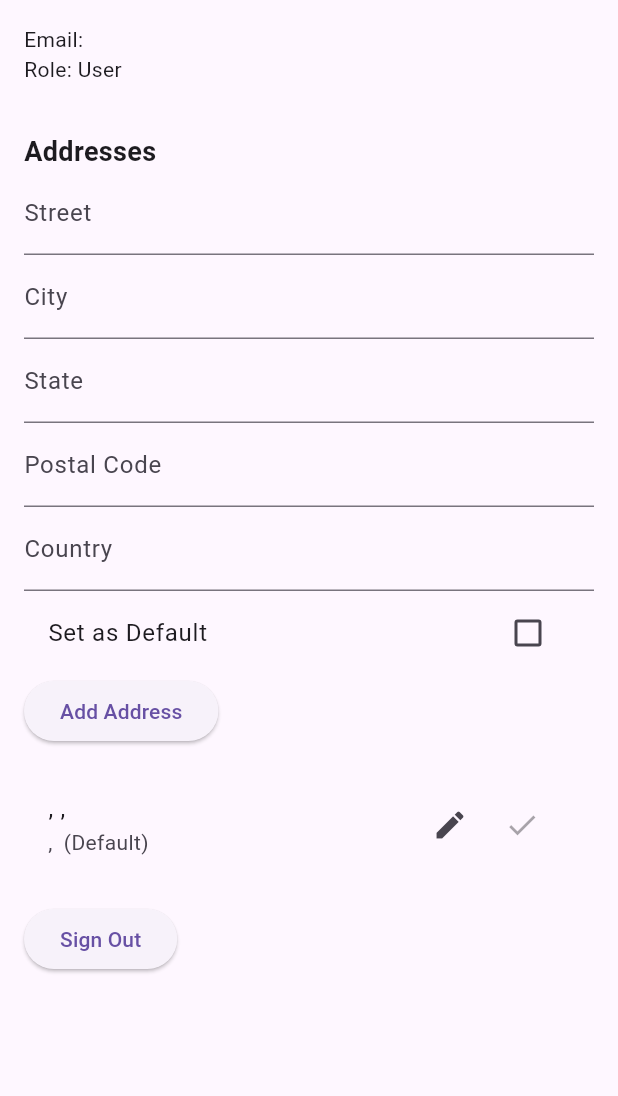
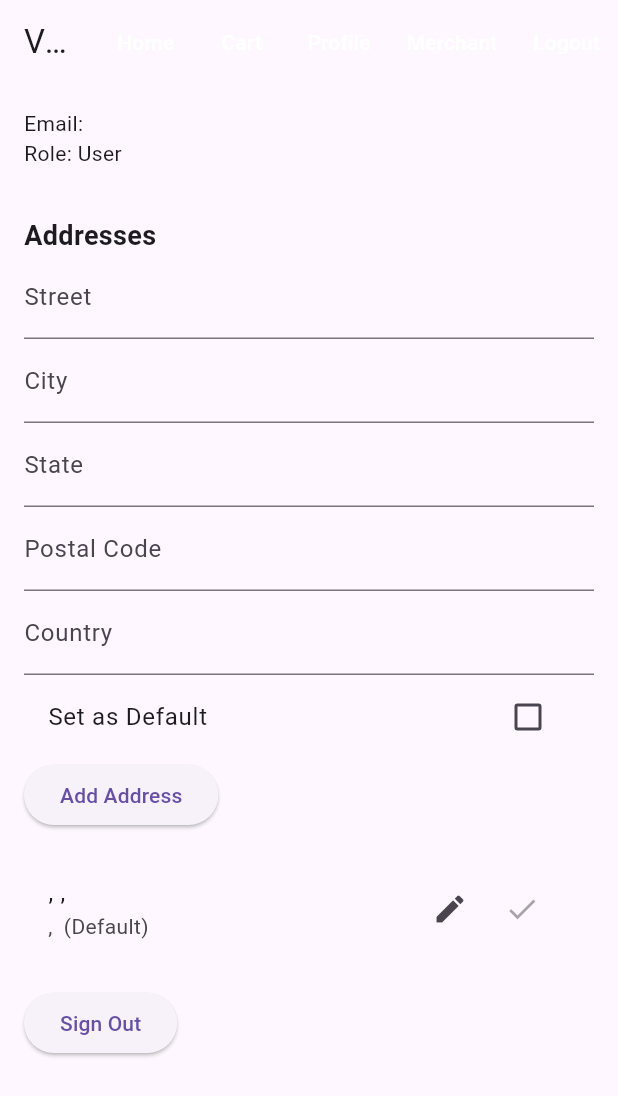
Before and after one commit to LokeshSuryaPrakashK/VyaparHub, a Flutter app: the ProfileScreen screen opened by its route, after a tap on "Add Address", after a tap on the "check" icon, on a phone screen of 412 x 824 dp. Shown: the top 1096 px of the screen. Run offline on Flutter 3.47's test engine with Material 3 defaults, Android fonts, the light colour scheme and no system bars; our stand-ins replace cloud_firestore, firebase_auth, firebase_core, go_router; accounts and stored records are empty; network calls fail.

Commit message:
feat: Refactor authentication and user management; remove UserModelProvider, integrate address handling, and implement NavScaffold for navigation

```diff
--- a/lib/app/provider.dart
+++ b/lib/app/provider.dart
@@ -4,12 +4,11 @@ import 'package:vyaparhub/backend/providers/auth_provider.dart';
 import 'package:vyaparhub/backend/providers/cart_provider.dart';
 import 'package:vyaparhub/backend/providers/order_provider.dart';
 import 'package:vyaparhub/backend/providers/product_provider.dart';
-import 'package:vyaparhub/backend/providers/user_provider.dart';
 
 class AppProvider {
   final List<SingleChildWidget> providers = [
     ChangeNotifierProvider(create: (context) => CartProvider()),
-    ChangeNotifierProvider(create: (context) => UserModelProvider()),
+    ChangeNotifierProvider(create: (context) => CustomAuthProvider()),
     ChangeNotifierProvider(create: (context) => CustomAuthProvider()),
     ChangeNotifierProvider(create: (context) => ProductProvider()),
     ChangeNotifierProvider(create: (context) => OrderProvider()),
--- a/lib/backend/firebase_services/auth_service.dart
+++ b/lib/backend/firebase_services/auth_service.dart
@@ -1,7 +1,102 @@
+import 'package:cloud_firestore/cloud_firestore.dart';
 import 'package:firebase_auth/firebase_auth.dart';
+import 'package:vyaparhub/backend/models/address_model.dart';
+import 'package:vyaparhub/backend/models/user_model.dart';
 
 class AuthService {
   final FirebaseAuth _auth = FirebaseAuth.instance;
+  final FirebaseFirestore _firestore = FirebaseFirestore.instance;
+
+  Future<void> createUser(String uid, String email, bool isUser) async {
+    try {
+      UserModel userModel = UserModel(
+        uid: uid,
+        email: email,
+        isUser: isUser,
+      );
+      await _firestore.collection('users').doc(uid).set(userModel.toMap());
+    } catch (e) {
+      throw Exception('Failed to create user: $e');
+    }
+  }
+
+  Future<UserModel?> fetchUserData(String uid) async {
+    try {
+      final userDoc = await _firestore.collection('users').doc(uid).get();
+      if (userDoc.exists) {
+        return UserModel.fromMap(userDoc.data()!);
+      }
+      return null;
+    } catch (e) {
+      throw Exception('Failed to fetch user data: $e');
+    }
+  }
+
+  Future<void> addAddress(String userId, Address address) async {
+    try {
+      final addressRef = _firestore.collection('addresses').doc();
+      final newAddress = Address(
+        id: addressRef.id,
+        userId: userId,
+        street: address.street,
+        city: address.city,
+        state: address.state,
+        postalCode: address.postalCode,
+        country: address.country,
+        isDefault: address.isDefault,
+      );
+      await addressRef.set(newAddress.toMap());
+      if (address.isDefault) {
+        await _setDefaultAddress(userId, addressRef.id);
+      }
+    } catch (e) {
+      throw Exception('Failed to add address: $e');
+    }
+  }
+
+  Future<void> updateAddress(String addressId, Address address) async {
+    try {
+      await _firestore
+          .collection('addresses')
+          .doc(addressId)
+          .update(address.toMap());
+      if (address.isDefault) {
+        await _setDefaultAddress(address.userId, addressId);
+      }
+    } catch (e) {
+      throw Exception('Failed to update address: $e');
+    }
+  }
+
+  Future<void> _setDefaultAddress(String userId, String addressId) async {
+    try {
+      final addresses = await _firestore
+          .collection('addresses')
+          .where('userId', isEqualTo: userId)
+          .where('isDefault', isEqualTo: true)
+          .get();
+      for (var doc in addresses.docs) {
+        if (doc.id != addressId) {
+          await doc.reference.update({'isDefault': false});
+        }
+      }
+      await _firestore
+          .collection('users')
+          .doc(userId)
+          .update({'selectedAddressId': addressId});
+    } catch (e) {
+      throw Exception('Failed to set default address: $e');
+    }
+  }
+
+  Stream<List<Address>> getAddresses(String userId) {
+    return _firestore
+        .collection('addresses')
+        .where('userId', isEqualTo: userId)
+        .snapshots()
+        .map((snapshot) =>
+            snapshot.docs.map((doc) => Address.fromMap(doc.data())).toList());
+  }
 
   Future<void> signUp(String email, String password) async {
     try {
--- a/lib/backend/firebase_services/user_service.dart
+++ /dev/null
@@ -1,98 +0,0 @@
-import 'package:cloud_firestore/cloud_firestore.dart';
-import 'package:vyaparhub/backend/models/address_model.dart';
-import 'package:vyaparhub/backend/models/user_model.dart';
-
-class UserService {
-  final FirebaseFirestore _firestore = FirebaseFirestore.instance;
-
-  Future<void> createUser(String uid, String email, bool isUser) async {
-    try {
-      UserModel userModel = UserModel(
-        uid: uid,
-        email: email,
-        isUser: isUser,
-      );
-      await _firestore.collection('users').doc(uid).set(userModel.toMap());
-    } catch (e) {
-      throw Exception('Failed to create user: $e');
-    }
-  }
-
-  Future<UserModel?> fetchUserData(String uid) async {
-    try {
-      final userDoc = await _firestore.collection('users').doc(uid).get();
-      if (userDoc.exists) {
-        return UserModel.fromMap(userDoc.data()!);
-      }
-      return null;
-    } catch (e) {
-      throw Exception('Failed to fetch user data: $e');
-    }
-  }
-
-  Future<void> addAddress(String userId, Address address) async {
-    try {
-      final addressRef = _firestore.collection('addresses').doc();
-      final newAddress = Address(
-        id: addressRef.id,
-        userId: userId,
-        street: address.street,
-        city: address.city,
-        state: address.state,
-        postalCode: address.postalCode,
-        country: address.country,
-        isDefault: address.isDefault,
-      );
-      await addressRef.set(newAddress.toMap());
-      if (address.isDefault) {
-        await _setDefaultAddress(userId, addressRef.id);
-      }
-    } catch (e) {
-      throw Exception('Failed to add address: $e');
-    }
-  }
-
-  Future<void> updateAddress(String addressId, Address address) async {
-    try {
-      await _firestore
-          .collection('addresses')
-          .doc(addressId)
-          .update(address.toMap());
-      if (address.isDefault) {
-        await _setDefaultAddress(address.userId, addressId);
-      }
-    } catch (e) {
-      throw Exception('Failed to update address: $e');
-    }
-  }
-
-  Future<void> _setDefaultAddress(String userId, String addressId) async {
-    try {
-      final addresses = await _firestore
-          .collection('addresses')
-          .where('userId', isEqualTo: userId)
-          .where('isDefault', isEqualTo: true)
-          .get();
-      for (var doc in addresses.docs) {
-        if (doc.id != addressId) {
-          await doc.reference.update({'isDefault': false});
-        }
-      }
-      await _firestore
-          .collection('users')
-          .doc(userId)
-          .update({'selectedAddressId': addressId});
-    } catch (e) {
-      throw Exception('Failed to set default address: $e');
-    }
-  }
-
-  Stream<List<Address>> getAddresses(String userId) {
-    return _firestore
-        .collection('addresses')
-        .where('userId', isEqualTo: userId)
-        .snapshots()
-        .map((snapshot) =>
-            snapshot.docs.map((doc) => Address.fromMap(doc.data())).toList());
-  }
-}
--- a/lib/backend/providers/auth_provider.dart
+++ b/lib/backend/providers/auth_provider.dart
@@ -1,20 +1,77 @@
 import 'package:flutter/material.dart';
 import 'package:firebase_auth/firebase_auth.dart';
 import 'package:vyaparhub/backend/firebase_services/auth_service.dart';
-import 'package:vyaparhub/backend/firebase_services/user_service.dart';
+import 'package:vyaparhub/backend/models/address_model.dart';
+import 'package:vyaparhub/backend/models/user_model.dart';
 
 class CustomAuthProvider with ChangeNotifier {
   final AuthService _authService = AuthService();
-  final UserService _userService = UserService();
   bool _isLoading = false;
 
   bool get isLoading => _isLoading;
+  UserModel? _userModel;
+  List<Address> _addresses = [];
+
+  UserModel? get userModel => _userModel;
+  List<Address> get addresses => _addresses;
+  bool get isAuthenticated => _userModel != null;
 
   void setLoading(bool value) {
     _isLoading = value;
     WidgetsBinding.instance.addPostFrameCallback((_) {
       notifyListeners();
     });
+  }
+
+  Future<void> fetchUserData(String uid) async {
+    try {
+      setLoading(true);
+      _userModel = await _authService.fetchUserData(uid);
+      setLoading(false);
+    } catch (e) {
+      setLoading(false);
+      throw Exception('Failed to fetch user data: $e');
+    }
+  }
+
+  Future<void> fetchAddresses(String userId) async {
+    try {
+      setLoading(true);
+      _authService.getAddresses(userId).listen((addresses) {
+        _addresses = addresses;
+        _isLoading = false;
+        notifyListeners();
+      });
+    } catch (e) {
+      setLoading(false);
+      throw Exception('Failed to fetch addresses: $e');
+    }
+  }
+
+  Future<void> addAddress(String userId, Address address) async {
+    try {
+      setLoading(true);
+      await _authService.addAddress(userId, address);
+      await fetchUserData(
+          userId); // Refresh user data to update selectedAddressId
+      setLoading(false);
+    } catch (e) {
+      setLoading(false);
+      throw e;
+    }
+  }
+
+  Future<void> updateAddress(String addressId, Address address) async {
+    try {
+      setLoading(true);
+      await _authService.updateAddress(addressId, address);
+      await fetchUserData(
+          address.userId); // Refresh user data to update selectedAddressId
+      setLoading(false);
+    } catch (e) {
+      setLoading(false);
+      throw e;
+    }
   }
 
   Future<void> signIn(String email, String password) async {
@@ -34,7 +91,7 @@ class CustomAuthProvider with ChangeNotifier {
       await _authService.signUp(email, password);
       final user = FirebaseAuth.instance.currentUser;
       if (user != null) {
-        await _userService.createUser(user.uid, email, isUser);
+        await _authService.createUser(user.uid, email, isUser);
       }
       setLoading(false);
     } catch (e) {
--- a/lib/backend/providers/user_provider.dart
+++ /dev/null
@@ -1,74 +0,0 @@
-import 'package:flutter/material.dart';
-import 'package:vyaparhub/backend/firebase_services/user_service.dart';
-import 'package:vyaparhub/backend/models/address_model.dart';
-import 'package:vyaparhub/backend/models/user_model.dart';
-
-class UserModelProvider with ChangeNotifier {
-  final UserService _userService = UserService();
-  UserModel? _userModel;
-  List<Address> _addresses = [];
-  bool _isLoading = false;
-
-  UserModel? get userModel => _userModel;
-  List<Address> get addresses => _addresses;
-  bool get isAuthenticated => _userModel != null;
-  bool get isLoading => _isLoading;
-
-  void setLoading(bool value) {
-    _isLoading = value;
-    WidgetsBinding.instance.addPostFrameCallback((_) {
-      notifyListeners();
-    });
-  }
-
-  Future<void> fetchUserData(String uid) async {
-    try {
-      setLoading(true);
-      _userModel = await _userService.fetchUserData(uid);
-      setLoading(false);
-    } catch (e) {
-      setLoading(false);
-      throw Exception('Failed to fetch user data: $e');
-    }
-  }
-
-  Future<void> fetchAddresses(String userId) async {
-    try {
-      setLoading(true);
-      _userService.getAddresses(userId).listen((addresses) {
-        _addresses = addresses;
-        _isLoading = false;
-        notifyListeners();
-      });
-    } catch (e) {
-      setLoading(false);
-      throw Exception('Failed to fetch addresses: $e');
-    }
-  }
-
-  Future<void> addAddress(String userId, Address address) async {
-    try {
-      setLoading(true);
-      await _userService.addAddress(userId, address);
-      await fetchUserData(
-          userId); // Refresh user data to update selectedAddressId
-      setLoading(false);
-    } catch (e) {
-      setLoading(false);
-      throw e;
-    }
-  }
-
-  Future<void> updateAddress(String addressId, Address address) async {
-    try {
-      setLoading(true);
-      await _userService.updateAddress(addressId, address);
-      await fetchUserData(
-          address.userId); // Refresh user data to update selectedAddressId
-      setLoading(false);
-    } catch (e) {
-      setLoading(false);
-      throw e;
-    }
-  }
-}
--- a/lib/screens/profile/profile.dart
+++ b/lib/screens/profile/profile.dart
@@ -4,7 +4,6 @@ import 'package:provider/provider.dart';
 import 'package:firebase_auth/firebase_auth.dart';
 import 'package:vyaparhub/backend/models/address_model.dart';
 import 'package:vyaparhub/backend/providers/auth_provider.dart';
-import 'package:vyaparhub/backend/providers/user_provider.dart';
 
 class ProfileScreen extends StatefulWidget {
   const ProfileScreen({super.key});
@@ -26,7 +25,6 @@ class ProfileScreenState extends State<ProfileScreen> {
   void initState() {
     super.initState();
     Provider.of<CustomAuthProvider>(context, listen: false);
-    Provider.of<UserModelProvider>(context, listen: false);
     FirebaseAuth.instance.currentUser;
   }
 
@@ -37,9 +35,9 @@ class ProfileScreenState extends State<ProfileScreen> {
         Provider.of<CustomAuthProvider>(context, listen: false);
     authProvider.authStateChanges.listen((user) {
       if (user != null && mounted) {
-        Provider.of<UserModelProvider>(context, listen: false)
+        Provider.of<CustomAuthProvider>(context, listen: false)
             .fetchUserData(user.uid);
-        Provider.of<UserModelProvider>(context, listen: false)
+        Provider.of<CustomAuthProvider>(context, listen: false)
             .fetchAddresses(user.uid);
       }
     });
@@ -66,7 +64,7 @@ class ProfileScreenState extends State<ProfileScreen> {
     }
   }
 
-  Future<void> _addOrUpdateAddress(UserModelProvider userProvider) async {
+  Future<void> _addOrUpdateAddress(CustomAuthProvider userProvider) async {
     final user = FirebaseAuth.instance.currentUser!;
     final address = Address(
       id: _editingAddressId ?? '',
@@ -114,7 +112,7 @@ class ProfileScreenState extends State<ProfileScreen> {
   @override
   Widget build(BuildContext context) {
     final authProvider = Provider.of<CustomAuthProvider>(context);
-    final userProvider = Provider.of<UserModelProvider>(context);
+    final userProvider = Provider.of<CustomAuthProvider>(context);
     final userModel = userProvider.userModel;
     final addresses = userProvider.addresses;
 
--- /dev/null
+++ b/lib/widgets/scaffold.dart
@@ -0,0 +1,55 @@
+import 'package:flutter/material.dart';
+import 'package:go_router/go_router.dart';
+import 'package:provider/provider.dart';
+import 'package:vyaparhub/backend/providers/auth_provider.dart';
+
+class NavScaffold extends StatelessWidget {
+  final Widget child;
+
+  const NavScaffold({super.key, required this.child});
+
+  @override
+  Widget build(BuildContext context) {
+    final authProvider = Provider.of<CustomAuthProvider>(context);
+    final isAuthenticated = authProvider.isAuthenticated;
+
+    return Scaffold(
+      appBar: AppBar(
+        title: const Text('VyaparHub'),
+        actions: [
+          TextButton(
+            onPressed: () => context.go('/home'),
+            child: const Text('Home', style: TextStyle(color: Colors.white)),
+          ),
+          TextButton(
+            onPressed: isAuthenticated
+                ? () => context.go('/cart')
+                : () => context.go('/login'),
+            child: const Text('Cart', style: TextStyle(color: Colors.white)),
+          ),
+          TextButton(
+            onPressed: () => context.go('/profile'),
+            child: const Text('Profile', style: TextStyle(color: Colors.white)),
+          ),
+          TextButton(
+            onPressed: isAuthenticated
+                ? () => context.go('/merchant_products')
+                : () => context.go('/login'),
+            child:
+                const Text('Merchant', style: TextStyle(color: Colors.white)),
+          ),
+          if (isAuthenticated)
+            TextButton(
+              onPressed: () async {
+                await authProvider.signOut();
+                context.go('/login');
+              },
+              child:
+                  const Text('Logout', style: TextStyle(color: Colors.white)),
+            ),
+        ],
+      ),
+      body: child,
+    );
+  }
+}
```
Also changed, not shown: lib/app/go_router.dart (+16 -8 lines), lib/screens/auth/login_screen.dart (+6 -10 lines), lib/screens/auth/signup_screen.dart (+6 -10 lines), lib/screens/cart/cart_screen.dart (+9 -51 lines), lib/screens/home/home_screen.dart (+24 -51 lines), lib/screens/products/merchant_products.dart (+3 -5 lines).
